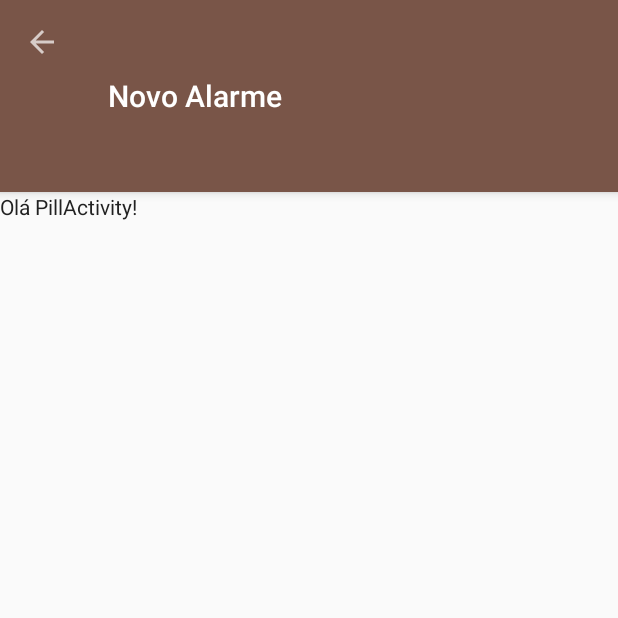
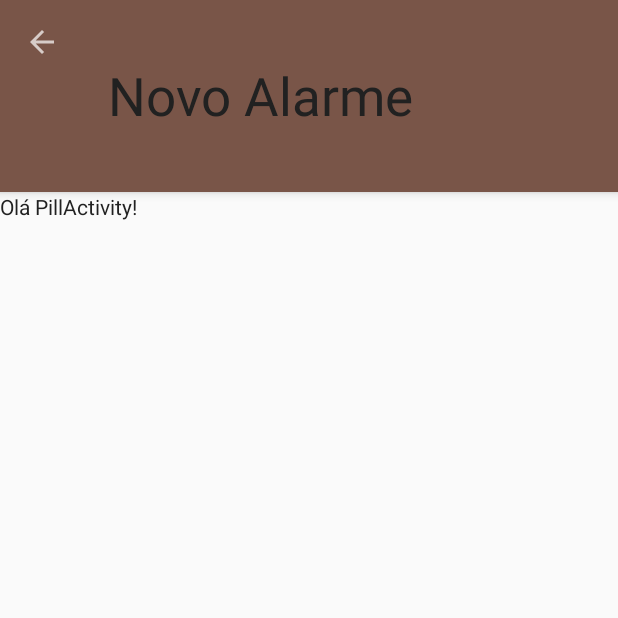
Before and after one commit to raphaelbs/Nana, an Android app: the screen it shows after launch (PillActivity), after a tap on an icon or button, on a phone screen of 412 x 824 dp, the top half of it. Run offline under Robolectric (Android 15) with nearby library versions, the phone set to English and light mode, and no system bars.

Commit message:
upgrade some classes and visual

```diff
--- a/app/src/main/java/Utils/CapsuleHandler.java
+++ b/app/src/main/java/Utils/CapsuleHandler.java
@@ -22,12 +22,12 @@ public final class CapsuleHandler {
     }
 
     public static void Fill() {
-        capsules.add("Neosaldina");
-        capsules.add("Dorflex");
+        capsules.add("Omeprazol");
         capsules.add("Adalat");
-        capsules.add("Levoid");
-        capsules.add("Predinisona");
-        capsules.add("AntiTPO");
-        capsules.add("T4");
+        capsules.add("Cymbalta");
+        capsules.add("Epaz");
+        capsules.add("Oscal");
+        capsules.add("Apraz");
+        capsules.add("Clinfar");
     }
 }
--- a/app/src/main/java/br/com/createlier/nana/nana/AlarmActivity.java
+++ b/app/src/main/java/br/com/createlier/nana/nana/AlarmActivity.java
@@ -11,6 +11,7 @@ import android.view.Menu;
 import android.view.MenuItem;
 import android.view.View;
 import android.widget.ImageView;
+import android.widget.TextView;
 
 import Utils.CapsuleHandler;
 import Utils.DividerItemDecoration;
@@ -23,6 +24,7 @@ public class AlarmActivity extends ActionBarActivity {
     private Toolbar toolbar;
     private ImageView add_pill;
     private RecyclerView alarm_list;
+    private PopulateAdapter populateAdapter;
 
     @Override
     protected void onCreate(Bundle savedInstanceState) {
@@ -33,10 +35,13 @@ public class AlarmActivity extends ActionBarActivity {
         toolbar = (Toolbar) findViewById(R.id.app_bar);
         setSupportActionBar(toolbar);
 
+        populateAdapter = new PopulateAdapter();
+        populateAdapter.populateAlarmAdapter();
+
         alarm_list = (RecyclerView) findViewById(R.id.alarm_recycler_view);
         alarm_list.setHasFixedSize(true);
 
-        alarm_list.setAdapter(new AlarmRecyclerAdapter(PopulateAdapter.AlarmAdapter.getPopulatedList()));
+        alarm_list.setAdapter(new AlarmRecyclerAdapter(populateAdapter.getAlarmAdapterList()));
         alarm_list.setLayoutManager(new LinearLayoutManager(this));
         alarm_list.setItemAnimator(new DefaultItemAnimator());
         alarm_list.addItemDecoration(new DividerItemDecoration(this, null));
--- a/app/src/main/java/br/com/createlier/nana/nana/PillActivity.java
+++ b/app/src/main/java/br/com/createlier/nana/nana/PillActivity.java
@@ -6,6 +6,7 @@ import android.support.v7.app.ActionBarActivity;
 import android.support.v7.widget.Toolbar;
 import android.view.Menu;
 import android.view.MenuItem;
+import android.widget.TextView;
 
 
 public class PillActivity extends ActionBarActivity {
--- /dev/null
+++ b/app/src/main/java/recycler_handlers/AlarmAdapter.java
@@ -0,0 +1,41 @@
+package recycler_handlers;
+
+import java.util.ArrayList;
+
+import br.com.createlier.nana.nana.R;
+
+/**
+ * Created by Raphael on 24/02/2015.
+ */
+
+public class AlarmAdapter {
+    private ArrayList<InfoHolder> apl = new ArrayList<InfoHolder>();
+
+    public void add(int hour, int minutes, int[] capsulesChain) {
+        String time = String.format("%02d", hour) + ":" + String.format("%02d", minutes);
+        apl.add(new InfoHolder(chooseResourcesFromTime(hour), time, capsulesChain));
+    }
+
+    public ArrayList<InfoHolder> getList() {
+        return apl;
+    }
+
+
+    private int chooseResourcesFromTime(int hour){
+        if(hour >= 0 && hour < 4)
+            return R.mipmap.midnight;
+        if(hour >= 4 && hour < 6)
+            return R.mipmap.night;
+        if(hour >= 6 && hour < 11)
+            return R.mipmap.sunrise;
+        if(hour >= 10 && hour < 16)
+            return R.mipmap.midday;
+        if(hour >= 16 && hour < 19)
+            return R.mipmap.afternoon;
+        if(hour >= 19 && hour < 22)
+            return R.mipmap.night;
+        if(hour >= 22 && hour < 24)
+            return R.mipmap.midnight;
+        return 0;
+    }
+}
--- a/app/src/main/java/recycler_handlers/PopulateAdapter.java
+++ b/app/src/main/java/recycler_handlers/PopulateAdapter.java
@@ -7,43 +7,36 @@ import br.com.createlier.nana.nana.R;
 
 
 public class PopulateAdapter {
-    public static class AlarmAdapter {
-        private static ArrayList<InfoHolder> apl = new ArrayList<InfoHolder>();
+    private AlarmAdapter alarmAdapter;
+    private SettingsAdapter settingsAdapter;
 
-        public static void add(int resources, String time, int[] capsulesChain) {
-            apl.add(new InfoHolder(resources, time, capsulesChain));
-        }
-
-        public static ArrayList<InfoHolder> getPopulatedList() {
-            return populateList();
-        }
-
-
-        private static ArrayList<InfoHolder> populateList() {
-            for (int i = 0; i < 24; i++) {
-                apl.add(new InfoHolder(R.drawable.ic_launcher, i + ":00", new int[]{1, 2, 5, 4}));
-                apl.add(new InfoHolder(R.drawable.ic_launcher, i + ":30", new int[]{3, 5, 2, 1}));
-            }
-            return apl;
-        }
+    public void populateAlarmAdapter() {
+        alarmAdapter = new AlarmAdapter();
+        populateList(alarmAdapter);
     }
 
-    public static class SettingsAdapter {
-        private static ArrayList<InfoHolder> apl = new ArrayList<InfoHolder>();
+    public void populateSettingsAdapter() {
+        settingsAdapter = new SettingsAdapter();
+        populateList(settingsAdapter);
+    }
 
-        public static void add(int resources, String time) {
-            apl.add(new InfoHolder(resources, time));
-        }
+    public ArrayList<InfoHolder> getAlarmAdapterList() {
+        return alarmAdapter.getList();
+    }
 
-        public static ArrayList<InfoHolder> getPopulatedList() {
-            return populateList();
-        }
+    public ArrayList<InfoHolder> getSettingsAdapterList() {
+        return settingsAdapter.getList();
+    }
 
+    private void populateList(SettingsAdapter sa) {
+        for (int i = 0; i < CapsuleHandler.getCapsulesSize(); i++)
+            sa.add(R.drawable.ic_launcher, CapsuleHandler.getCapsuleName(i));
+    }
 
-        private static ArrayList<InfoHolder> populateList() {
-            for (int i = 0; i < CapsuleHandler.getCapsulesSize(); i++)
-                apl.add(new InfoHolder(R.drawable.ic_launcher, CapsuleHandler.getCapsuleName(i)));
-            return apl;
-        }
+    private void populateList(AlarmAdapter aa) {
+        aa.add(7, 30, new int[]{0});
+        aa.add(8, 30, new int[]{1, 2, 3});
+        aa.add(12, 00, new int[]{4});
+        aa.add(20, 30, new int[]{1, 5, 6});
     }
 }
--- a/app/src/main/res/layout/alarm_list_row.xml
+++ b/app/src/main/res/layout/alarm_list_row.xml
@@ -23,19 +23,23 @@
         android:src="@drawable/ic_launcher" />
 
     <TextView
+        android:alpha="0.87"
         android:id="@+id/alarm_row_text"
         android:layout_width="wrap_content"
         android:layout_height="wrap_content"
         android:layout_marginLeft="72dp"
         android:layout_marginTop="12dp"
         android:src="@drawable/ic_launcher"
+        android:textColor="@color/primaryText"
         android:text="08:00"
         android:textSize="24sp" />
 
     <TextView
+        android:alpha="0.87"
         android:id="@+id/alarm_row_about"
         android:layout_width="wrap_content"
         android:layout_height="wrap_content"
+        android:textColor="@color/primaryText"
         android:layout_marginLeft="72dp"
         android:layout_marginTop="42dp"
         android:src="@drawable/ic_launcher"
--- a/app/src/main/res/layout/app_bar.xml
+++ b/app/src/main/res/layout/app_bar.xml
@@ -6,6 +6,7 @@
     android:background="@color/primaryColor"
     android:elevation="4dp"
     app:popupTheme="@style/Theme.AppCompat.Light.NoActionBar"
+    app:titleTextAppearance="@style/ToolBarTheme"
     app:theme="@style/Theme.AppCompat.NoActionBar">
 
 </android.support.v7.widget.Toolbar>
--- a/app/src/main/res/layout/settings_row_list.xml
+++ b/app/src/main/res/layout/settings_row_list.xml
@@ -29,6 +29,7 @@
         android:layout_marginLeft="72dp"
         android:layout_marginTop="24dp"
         android:src="@drawable/ic_launcher"
+        android:textColor="@color/primaryText"
         android:text="08:00"
         android:textSize="24sp" />
     <!--
--- a/app/src/main/res/values/styles.xml
+++ b/app/src/main/res/values/styles.xml
@@ -12,4 +12,9 @@
         <item name="divider">@color/dividerColor</item>
     </style>
 
+    <style name="ToolBarTheme" parent="Theme.AppCompat.NoActionBar">
+        <item name="android:textSize">35sp</item>
+        <item name="android:alpha">0.87</item>
+    </style>
+
 </resources>
```
Also changed, not shown: app/src/main/java/br/com/createlier/nana/nana/SettingsActivity.java (+7 -1 lines), app/src/main/java/recycler_handlers/SettingsAdapter.java (added, +21 -0 lines), app/src/main/res/mipmap-xxhdpi/icon.png (added), app/src/main/res/mipmap-xxhdpi/midday.png (renamed from app/src/main/res/mipmap-xxhdpi/midday-sun.png), app/src/main/res/mipmap-xxhdpi/midnight.png (renamed from app/src/main/res/mipmap-xxhdpi/fullmoon.png), 70 other files.
